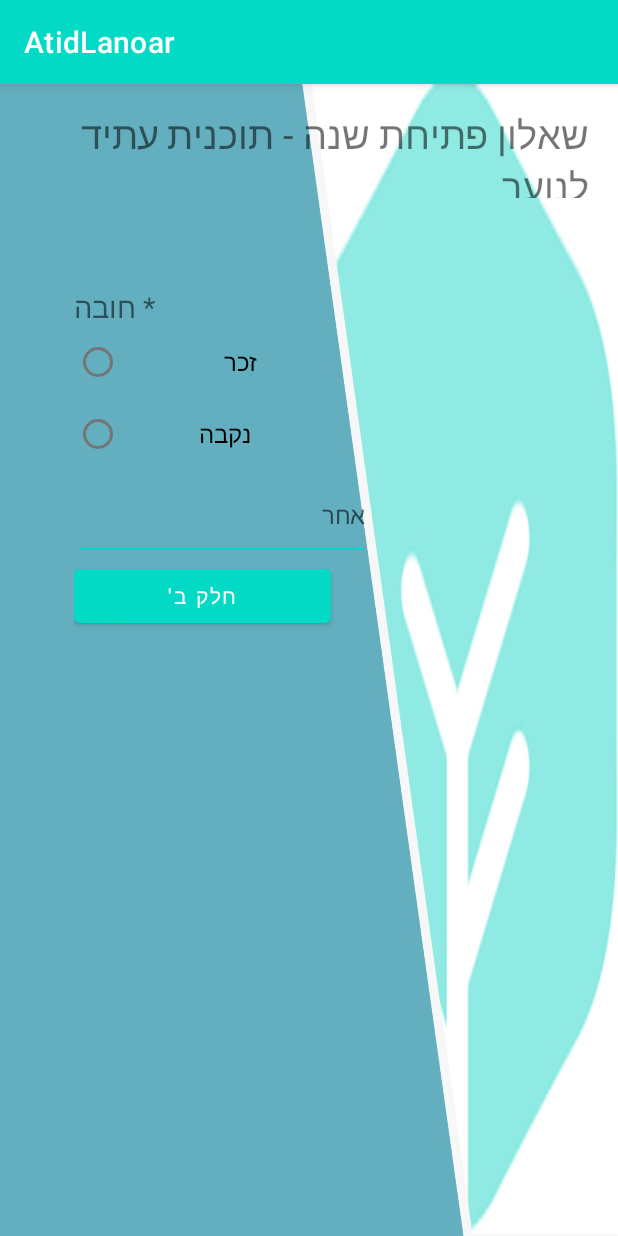
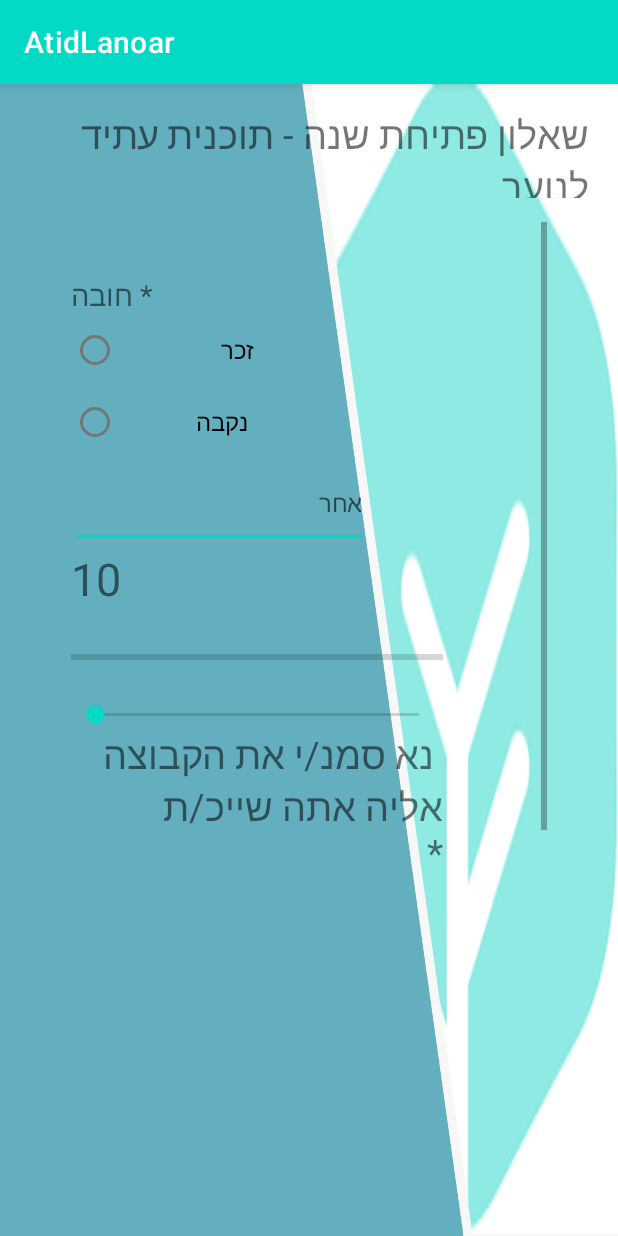
Before and after one commit to rivkaba/AtidLanoar, an Android app: the Opening_questionnaire screen opened directly, with no data from a screen before it, after a tap on "לשאלון", on a phone screen of 412 x 824 dp. Run offline under Robolectric (Android 15) with nearby library versions, the phone set to English and light mode, and no system bars; our stand-ins replace Firebase (no records; nobody signed in at launch, a user with empty details on screens opened directly).

Commit message:
seekbar &team in questionnaire

```diff
--- a/app/src/main/java/com/rivkaba/atidlanoar/Login.java
+++ b/app/src/main/java/com/rivkaba/atidlanoar/Login.java
@@ -29,7 +29,7 @@ public class Login extends AppCompatActivity {
         // Check if user is signed in (non-null) and update UI accordingly.
         FirebaseUser currentUser = mAuth.getCurrentUser();
         if(currentUser != null){
-            startActivity(new Intent(Login.this,Student .class));
+            startActivity(new Intent(Login.this,Opening_questionnaire .class));
         }
     }
         public void login(View view) {
--- a/app/src/main/java/com/rivkaba/atidlanoar/MainActivity.java
+++ b/app/src/main/java/com/rivkaba/atidlanoar/MainActivity.java
@@ -16,7 +16,7 @@ public class MainActivity extends AppCompatActivity {
 
     public void login(View view) {
 
-        startActivity(new Intent(MainActivity.this,Opening_questionnaire.class));
+        startActivity(new Intent(MainActivity.this,Login.class));
     }
 
     public void SignUp(View view) {
--- a/app/src/main/java/com/rivkaba/atidlanoar/Opening_questionnaire.java
+++ b/app/src/main/java/com/rivkaba/atidlanoar/Opening_questionnaire.java
@@ -1,20 +1,81 @@
 package com.rivkaba.atidlanoar;
 
+import androidx.annotation.NonNull;
 import androidx.appcompat.app.AppCompatActivity;
 
 import android.os.Bundle;
+import android.util.Log;
 import android.view.View;
+import android.widget.AdapterView;
+import android.widget.ArrayAdapter;
 import android.widget.Button;
+import android.widget.ProgressBar;
 import android.widget.ScrollView;
+import android.widget.SeekBar;
+import android.widget.Spinner;
 import android.widget.TextView;
+import android.widget.Toast;
+
+import com.google.android.gms.tasks.OnCompleteListener;
+import com.google.android.gms.tasks.Task;
+import com.google.firebase.firestore.FirebaseFirestore;
+import com.google.firebase.firestore.QueryDocumentSnapshot;
+import com.google.firebase.firestore.QuerySnapshot;
+
+import java.util.ArrayList;
 
 public class Opening_questionnaire extends AppCompatActivity {
-   // public TextView textView1=(TextView) findViewById(R.id.textVie1);
+    public FirebaseFirestore db;
+    ArrayList<String> team = new ArrayList<String>();
+    private TextView textView;
+    private ProgressBar progressBar;
+    private SeekBar seekBar;
+
+
 
     @Override
     protected void onCreate(Bundle savedInstanceState) {
         super.onCreate(savedInstanceState);
         setContentView(R.layout.activity_opening_questionnaire);
+        db = FirebaseFirestore.getInstance();
+        Spinner teamSpinner = (Spinner) findViewById(R.id.team_spinner2);
+        db.collection("Teams")
+                .get()
+                .addOnCompleteListener(new OnCompleteListener<QuerySnapshot>() {
+
+                    @Override
+                    public void onComplete(@NonNull Task<QuerySnapshot> task) {
+                        if (task.isSuccessful()) {
+
+                            for (QueryDocumentSnapshot doc : task.getResult()) {
+                                if ((Boolean.TRUE.equals(doc.getBoolean("old"))) != true) {
+                                    team.add(doc.getString("name"));
+
+                                }
+                            }
+                        } else {
+                            Toast.makeText(Opening_questionnaire.this, "Error", Toast.LENGTH_LONG).show();
+                            //   Log.d(TAG, "Error getting documents: ", task.getException());
+                        }
+                    }
+                });
+        ArrayAdapter<String> adapter = new ArrayAdapter<String>(this,
+                android.R.layout.simple_spinner_item, team);
+        teamSpinner.setAdapter(adapter);
+        teamSpinner.setOnItemSelectedListener(new AdapterView.OnItemSelectedListener() {
+            @Override
+            public void onItemSelected(AdapterView<?> parent, View view,
+                                       int position, long id) {
+                Log.v("item", (String) parent.getItemAtPosition(position));
+
+
+            }
+
+            @Override
+            public void onNothingSelected(AdapterView<?> parent) {
+                // TODO Auto-generated method stub
+            }
+        });
 
 //        TabHost tabHost=(TabHost) findViewById(R.id.tabHost);
 //        tabHost.setup();
@@ -59,9 +120,30 @@ public class Opening_questionnaire extends AppCompatActivity {
 //        spec.setContent(R.id.tab4);
 //        spec.setIndicator("חלק ד");
 //        tabHost.addTab(spec);
+        textView = (TextView) findViewById(R.id.textView);
+        progressBar = (ProgressBar) findViewById(R.id.progressBar);
+        seekBar = (SeekBar) findViewById(R.id.seekBar);
+
+        seekBar.setOnSeekBarChangeListener(new SeekBar.OnSeekBarChangeListener() {
+            @Override
+            public void onProgressChanged(SeekBar seekBar, int progress, boolean fromUser) {
+                progressBar.setProgress(progress);
+                textView.setText("" + progress);
+            }
+            @Override
+            public void onStartTrackingTouch(SeekBar seekBar) {
+
+            }
+
+            @Override
+            public void onStopTrackingTouch(SeekBar seekBar) {
+
+            }
+        });
 
 
-    }
+
+        }
 
     public void questionnaire(View view) {
  TextView textView1=(TextView) findViewById(R.id.textVie1);
--- a/app/src/main/java/com/rivkaba/atidlanoar/SignUp.java
+++ b/app/src/main/java/com/rivkaba/atidlanoar/SignUp.java
@@ -33,7 +33,7 @@ public class SignUp extends AppCompatActivity {
     ArrayList<String> team = new ArrayList<String>();
     String teamName;
 
-    //  public String[] ArrayTeam= new String[] { "רשות מקומית", "עמותה ", "פרטי" };
+
     protected void onCreate(Bundle savedInstanceState) {
         super.onCreate(savedInstanceState);
         setContentView(R.layout.activity_sign_up);
@@ -41,8 +41,7 @@ public class SignUp extends AppCompatActivity {
         db = FirebaseFirestore.getInstance();
         Spinner teamSpinner = (Spinner) findViewById(R.id.team_spinner);
 
-        //$$$$$$$$$$$$$$$$$$$
-        //$$$$$$$$$$$$$$$$$$
+
         //@@@@@@@@@@@@@@@@@@@@@@@@@@@@@@@
         db.collection("Teams")
                 .get()
--- a/app/src/main/res/layout/activity_opening_questionnaire.xml
+++ b/app/src/main/res/layout/activity_opening_questionnaire.xml
@@ -91,13 +91,13 @@
 
     <ScrollView
         android:id="@+id/ScrollViewQuestionnaire"
-        android:layout_width="313dp"
-        android:layout_height="477dp"
-        android:layout_marginTop="100dp"
+        android:layout_width="317dp"
+        android:layout_height="476dp"
+        android:layout_marginTop="16dp"
         android:visibility="invisible"
         app:layout_constraintEnd_toEndOf="parent"
         app:layout_constraintStart_toStartOf="parent"
-        app:layout_constraintTop_toTopOf="parent">
+        app:layout_constraintTop_toBottomOf="@+id/textView16">
 
         <LinearLayout
             android:layout_width="match_parent"
@@ -185,6 +185,50 @@
                     android:hint="אחר"
                     android:inputType="textPersonName"
                     android:textSize="16sp" />
+                <TextView
+                    android:id="@+id/textView"
+                    android:layout_width="wrap_content"
+                    android:layout_height="wrap_content"
+                    android:layout_above="@id/progressBar"
+                    android:layout_centerHorizontal="true"
+                    android:layout_marginBottom="24dp"
+                    android:text="10"
+                    android:textSize="30sp" />
+
+                <ProgressBar
+                    android:id="@+id/progressBar"
+                    style="?android:attr/progressBarStyleHorizontal"
+                    android:layout_width="match_parent"
+                    android:layout_height="wrap_content"
+                    android:layout_above="@id/seekBar"
+                    android:layout_alignParentStart="true"
+                    android:layout_marginBottom="21dp" />
+
+                <SeekBar
+                    android:id="@+id/seekBar"
+                    android:layout_width="match_parent"
+                    android:layout_height="wrap_content"
+                    android:layout_alignParentStart="true"
+                    android:layout_centerVertical="true" />
+
+
+                <TextView
+                    android:id="@+id/textView17"
+                    android:layout_width="match_parent"
+                    android:layout_height="wrap_content"
+                    android:text=" נא סמנ/י את הקבוצה אליה אתה שייכ/ת
+                *"
+                    android:textSize="25dp" />
+
+                <Spinner
+                    android:id="@+id/team_spinner2"
+                    android:layout_width="match_parent"
+                    android:layout_height="49dp"
+                    android:layout_marginTop="24dp"
+                    android:textSize="45dp"
+
+
+                    />
 
                 <Button
                     android:id="@+id/button20"
--- a/app/src/main/res/layout/activity_sign_up.xml
+++ b/app/src/main/res/layout/activity_sign_up.xml
@@ -72,8 +72,8 @@
 
             <Spinner
                 android:id="@+id/team_spinner"
-                android:layout_width="204dp"
-                android:layout_height="40dp"
+                android:layout_width="249dp"
+                android:layout_height="51dp"
                 android:layout_marginTop="24dp"
                 android:textSize="25dp"
                 app:layout_constraintEnd_toEndOf="parent"
```
